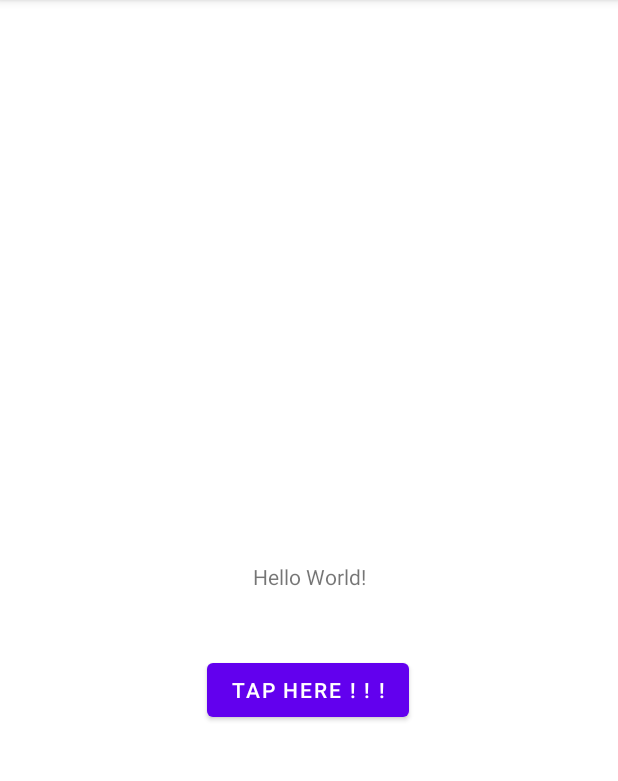
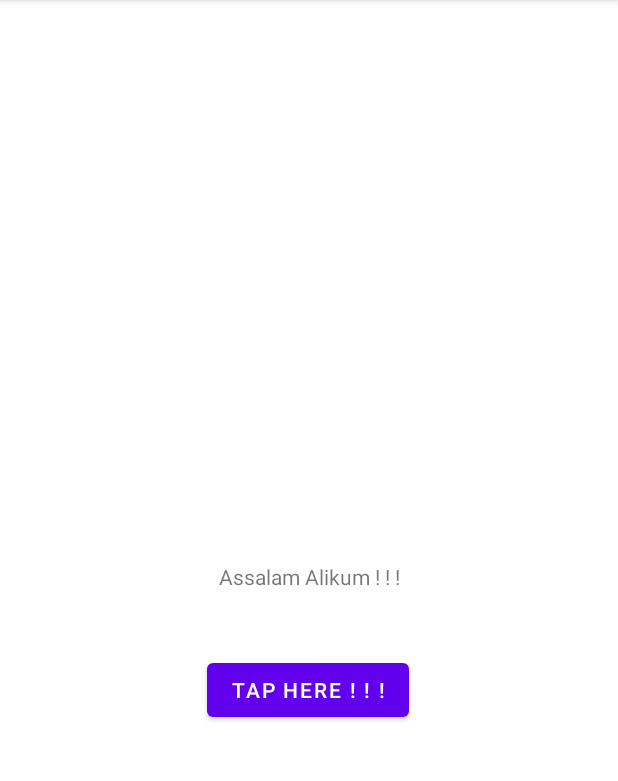
Before and after one commit to BSEF19A520/changetext, an Android app: the screen it shows after launch (MainActivity), after a tap on "TAP HERE ! ! !", on a phone screen of 412 x 824 dp, the part 84-865 px from its top. Run offline under Robolectric (Android 15) with nearby library versions, the phone set to English and light mode, and no system bars.

Commit message:
added backend to changeText function

```diff
--- a/app/src/main/java/com/example/changetext/MainActivity.java
+++ b/app/src/main/java/com/example/changetext/MainActivity.java
@@ -17,4 +17,8 @@ public class MainActivity extends AppCompatActivity {
         setContentView(R.layout.activity_main);
         text1 = (TextView) findViewById(R.id.text);
     }
+    public void changeText(View view) {
+
+        text1.setText("Assalam Alikum ! ! !");
+    }
 }
```
